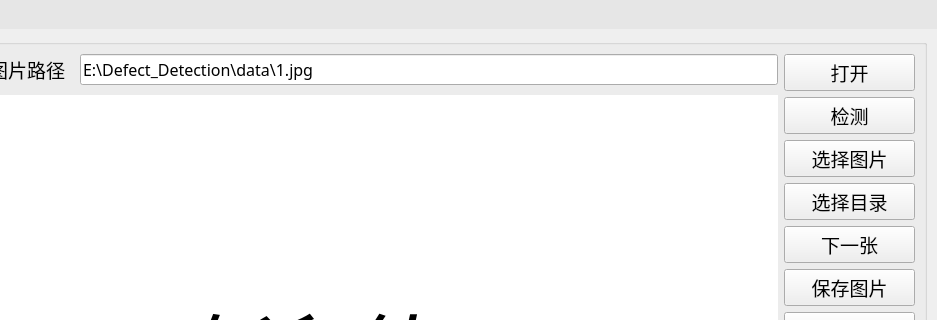
Qt form qt/ui_detection.ui (wang-jiankun/Defect-Detection) before a commit; both pictures show x 263 to 1200 and y 0 to 320 of the 1200 by 900 pixel window.
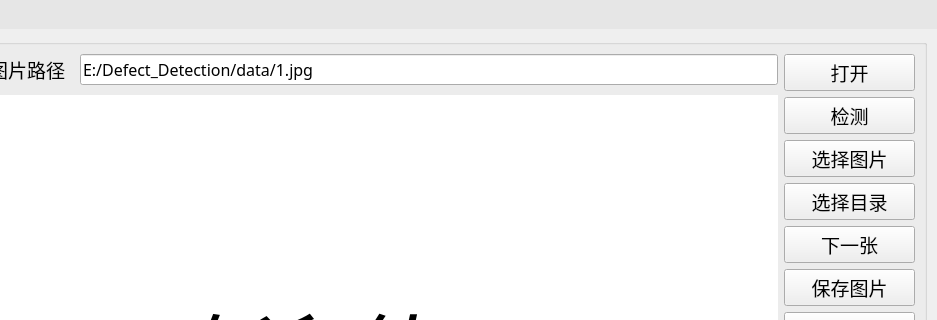
The same form after that commit. Icons and pictures are not drawn.

```diff
--- a/qt/ui_detection.ui
+++ b/qt/ui_detection.ui
@@ -483,7 +483,7 @@
                 <string/>
                </property>
                <property name="text">
-                <string>E:\Defect_Detection\data\1.jpg</string>
+                <string>E:/Defect_Detection/data/1.jpg</string>
                </property>
                <property name="placeholderText">
                 <string>图片路径</string>
```
